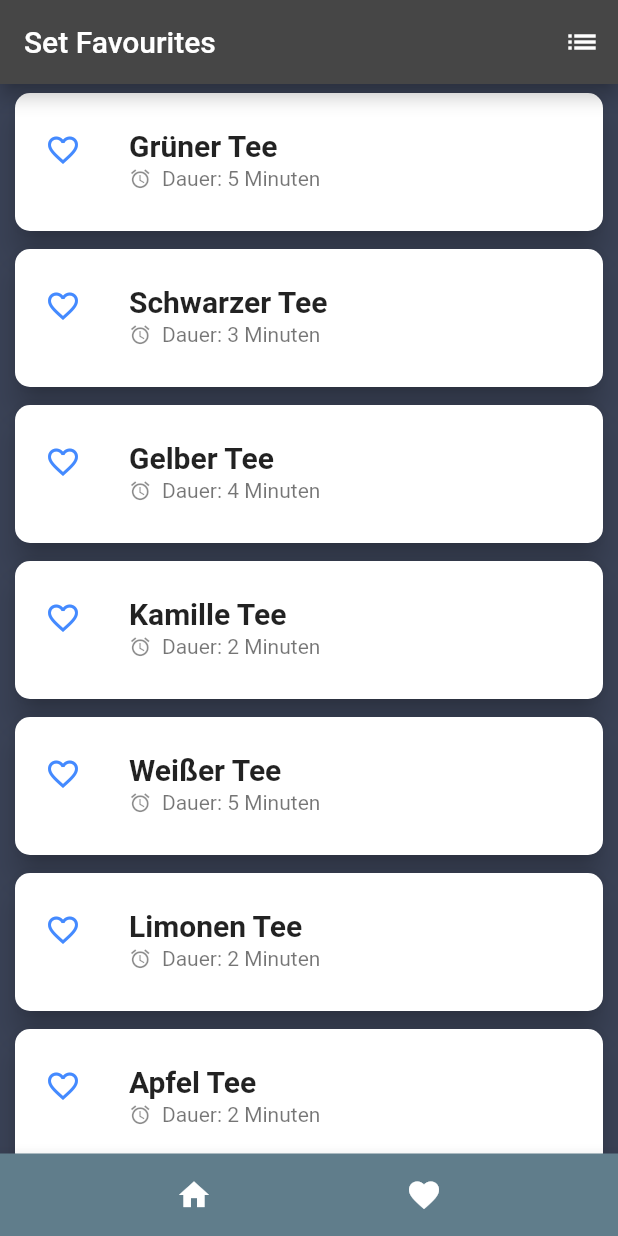
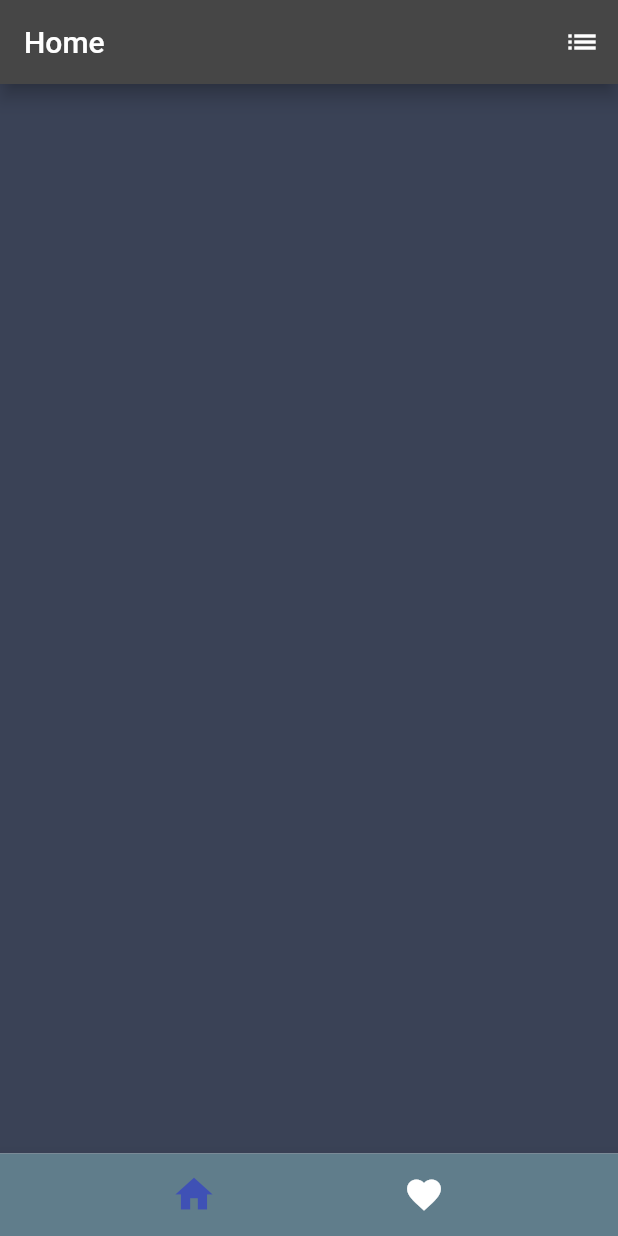
Before and after one commit to gitchrisries/tea_timer, a Flutter app: the screen it shows after launch, after a tap on the "home" icon, on a phone screen of 412 x 824 dp. Run offline on Flutter 3.47's test engine with Material 2 defaults, Android fonts, the phone set to English and light mode, and no system bars.

Commit message:
added homescreen

```diff
--- a/lib/main.dart
+++ b/lib/main.dart
@@ -1,11 +1,11 @@
 import 'package:flutter/material.dart';
+
 
 void main() => runApp(new MyApp());
 
 class Pair<T1, T2> {
   final T1 a;
   final T2 b;
-
   Pair(this.a,this.b);
 }
 
@@ -16,32 +16,42 @@ class MyApp extends StatelessWidget {
     return new MaterialApp(
       title: 'Flutter Demo',
       theme: new ThemeData(primaryColor: Color.fromRGBO(58, 66, 86, 1.0)),
-      home: new ListPage(),
+      home: new start(),
     );
   }
 }
 
-class ListPage extends StatefulWidget {
-  const ListPage({Key? key}) : super(key: key);
+class start extends StatefulWidget {
+  const start({Key? key}) : super(key: key);
 
   @override
-  _ListPageState createState() => _ListPageState();
+  _startState createState() => _startState();
 }
 
-class _ListPageState extends State<ListPage> {
-  final topAppBar = AppBar(
+List<Pair> favouriteList = [];
+
+int _selectedPage = 0;
+var pages = [home(favouriteList: favouriteList,),favourites()];
+String appBarText = "Home";
+Color _iconColorHome = Colors.indigo;
+Color _iconColorFav = Colors.white;
+
+class _startState extends State<start> {
+  @override
+  Widget build(BuildContext context) {
+    return Scaffold(
+        appBar: AppBar(
           elevation: 5,
           backgroundColor: Color.fromRGBO(70, 70, 70, 1.0),
-    title: Text("Set Favourites"),
+          title: Text(appBarText),
           actions: <Widget>[
             IconButton(
               icon: Icon(Icons.list),
               onPressed: () {},
             )
           ],
-  );
-
-  final makeBottom = Container(
+        ),
+        bottomNavigationBar: Container(
             height: 55.0,
             child: BottomAppBar(
                 color: Colors.blueGrey,
@@ -49,20 +59,51 @@ class _ListPageState extends State<ListPage> {
                   mainAxisAlignment: MainAxisAlignment.spaceEvenly,
                   children: [
                     IconButton(
-                  onPressed: () {},
-                  icon: Icon(Icons.home, color: Colors.white)),
+                        onPressed: () {
+                          setState(() {
+                            pages[0] = home(favouriteList: favouriteList,);
+                            _selectedPage = 0;
+                            appBarText = "Home";
+                            _iconColorHome = Colors.indigo;
+                            _iconColorFav = Colors.white;
+                          });
+                        },
+                        icon: Icon(Icons.home, color: _iconColorHome,size: 30,)),
                     IconButton(
-                  onPressed: () {},
-                  icon: Icon(Icons.favorite, color: Colors.white)),
+                        onPressed: () {
+                          setState(() {
+                            _selectedPage = 1;
+                            appBarText = "Set Favourites";
+                            _iconColorFav = Colors.indigo;
+                            _iconColorHome = Colors.white;
+                          });
+                        },
+                        icon: Icon(Icons.favorite, color: _iconColorFav,size: 27)),
                   ],
-          )));
+                ))),
+        body: IndexedStack(
+          index: _selectedPage,
+          children: pages,
+        )
+    );
+  }
+}
 
+
+class favourites extends StatefulWidget {
+  const favourites({Key? key}) : super(key: key);
+
+  @override
+  _favouritesState createState() => _favouritesState();
+}
+
+class _favouritesState extends State<favourites> {
 
   Map<int,bool> itemSelected = Map();
 
   var teeList = [Pair("Grüner Tee", "5 Minuten"),Pair("Schwarzer Tee", "3 Minuten"),
-    Pair("Gelber Tee", "4 Minuten"),Pair("Kamille Tee", "2 Minuten"),
-    Pair("Weißer Tee", "5 Minuten"),Pair("Limonen Tee", "2 Minuten"),Pair("Apfel Tee", "2 Minuten")];
+    Pair("Rooibos Tee", "4 Minuten"),Pair("Kamille Tee", "2 Minuten"),
+    Pair("Marokanische Minze", "5 Minuten"),Pair("Limonen Tee", "2 Minuten"),Pair("Apfel Tee", "2 Minuten")];
 
   void fillItemSelected(){
     for (int i = 0; i < teeList.length; i++){
@@ -74,12 +115,9 @@ class _ListPageState extends State<ListPage> {
   Widget build(BuildContext context) {
     return Scaffold(
         backgroundColor: Color.fromRGBO(58, 66, 86, 1),
-        appBar: topAppBar,
-        bottomNavigationBar: makeBottom,
         body: Container(
           child: ListView.builder(
             scrollDirection: Axis.vertical,
-            shrinkWrap: true,
             itemCount: teeList.length,
             itemBuilder: (BuildContext context, int index) {
               if (itemSelected.isEmpty) fillItemSelected();
@@ -95,27 +133,32 @@ class _ListPageState extends State<ListPage> {
                         setState(() {
                           if (itemSelected[index] == false){
                             itemSelected[index] = true;
+                            favouriteList.add(teeList[index]);
                           }else{
                             itemSelected[index] = false;
+                            favouriteList.remove(teeList[index]);
                           }
                         });
                       },
                       contentPadding:
                       EdgeInsets.symmetric(horizontal: 20, vertical: 10),
                       leading: Container(
-                        padding: EdgeInsets.only(right: 12),
+                        padding: EdgeInsets.only(top: 5,left: 5),
                         child: Icon(
                           itemSelected[index] == true ? Icons.favorite :
                           Icons.favorite_outline,
                           color: Colors.blueAccent
                         ),
                       ),
-                      title: Text(
+                      title: Container(
+                        padding: EdgeInsets.only(left: 20),
+                        child: Text(
                             teeList[index].a,
-                        style: TextStyle(fontWeight: FontWeight.bold, fontSize: 20)
+                            style: TextStyle(fontWeight: FontWeight.bold, fontSize: 20),
+                          )
                       ),
                       subtitle: Container(
-                        padding: EdgeInsets.only(left: 0),
+                        padding: EdgeInsets.only(left: 20),
                           child: Row(
                             children: [
                               Icon(Icons.alarm, size: 15,),
@@ -131,3 +174,64 @@ class _ListPageState extends State<ListPage> {
     );
   }
 }
+
+class home extends StatefulWidget {
+  final List<Pair> favouriteList;
+
+  const home({required this.favouriteList, Key? key}) : super(key: key);
+
+  @override
+  _homeState createState() => _homeState();
+}
+
+class _homeState extends State<home> {
+  @override
+  Widget build(BuildContext context) {
+    return Scaffold(
+        backgroundColor: Color.fromRGBO(58, 66, 86, 1),
+        body: Container(
+          child: ListView.builder(
+            scrollDirection: Axis.vertical,
+            itemCount: favouriteList.length,
+            itemBuilder: (BuildContext context, int index) {
+              return Card(
+                  elevation: 8.0,
+                  shape:
+                  RoundedRectangleBorder(borderRadius: BorderRadius.circular(10)),
+                  color: Colors.white,
+                  margin: new EdgeInsets.symmetric(horizontal: 10, vertical: 6),
+                  child: Container(
+                    child: ListTile(
+                        onTap: (){},
+                        contentPadding:
+                        EdgeInsets.symmetric(horizontal: 20, vertical: 10),
+                        leading: Container(
+                          padding: EdgeInsets.only(top: 5,left: 5),
+                          child: Icon(Icons.favorite,
+                              color: Colors.blueAccent
+                          ),
+                        ),
+                        title: Container(
+                            padding: EdgeInsets.only(left: 20),
+                            child: Text(
+                              favouriteList[index].a,
+                              style: TextStyle(fontWeight: FontWeight.bold, fontSize: 20),
+                            )
+                        ),
+                        subtitle: Container(
+                            padding: EdgeInsets.only(left: 20),
+                            child: Row(
+                              children: [
+                                Icon(Icons.alarm, size: 15,),
+                                Text("  Dauer: " + favouriteList[index].b),
+                              ],
+                            )
+                        )
+                    ),
+                  ));
+            },
+          ),
+        )
+    );
+  }
+}
```
Lines whose indentation alone changed are shown as unchanged.
